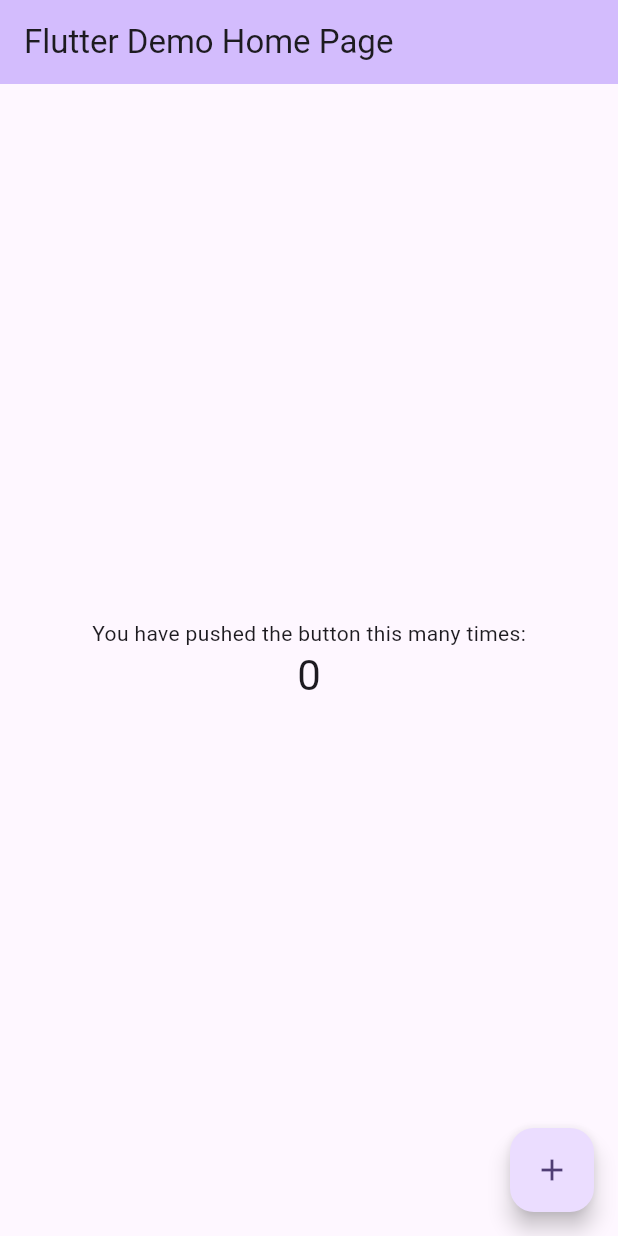
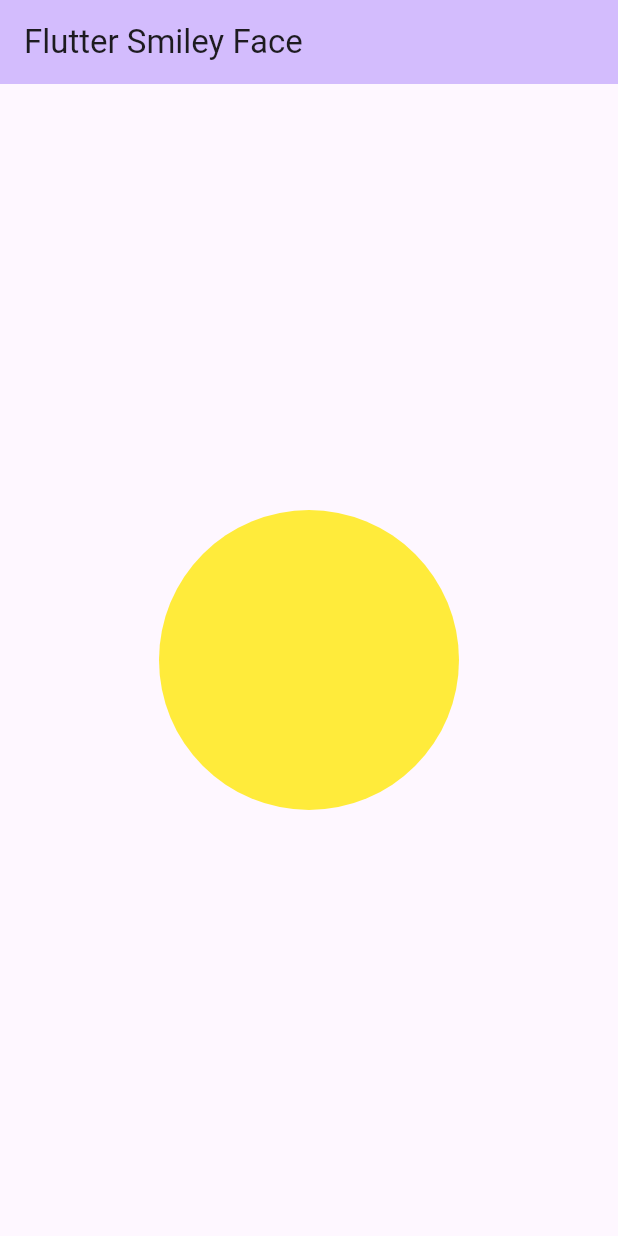
Before and after one commit to Lavanyathangaraj/mad_inclass_activity_4, a Flutter app: the screen it shows after launch, on a phone screen of 412 x 824 dp. Run offline on Flutter 3.47's test engine with Material 3 defaults, Android fonts, the phone set to English and light mode, and no system bars.

Commit message:
Created yellow circle

```diff
--- a/lib/main.dart
+++ b/lib/main.dart
@@ -7,116 +7,42 @@
 class MyApp extends StatelessWidget {
   const MyApp({super.key});
 
-  // This widget is the root of your application.
   @override
   Widget build(BuildContext context) {
     return MaterialApp(
-      title: 'Flutter Demo',
+      title: 'Flutter Smiley Face',
       theme: ThemeData(
-        // This is the theme of your application.
-        //
-        // TRY THIS: Try running your application with "flutter run". You'll see
-        // the application has a purple toolbar. Then, without quitting the app,
-        // try changing the seedColor in the colorScheme below to Colors.green
-        // and then invoke "hot reload" (save your changes or press the "hot
-        // reload" button in a Flutter-supported IDE, or press "r" if you used
-        // the command line to start the app).
-        //
-        // Notice that the counter didn't reset back to zero; the application
-        // state is not lost during the reload. To reset the state, use hot
-        // restart instead.
-        //
-        // This works for code too, not just values: Most code changes can be
-        // tested with just a hot reload.
         colorScheme: ColorScheme.fromSeed(seedColor: Colors.deepPurple),
       ),
-      home: const MyHomePage(title: 'Flutter Demo Home Page'),
+      home: const MyHomePage(title: 'Flutter Smiley Face'),
     );
   }
 }
 
-class MyHomePage extends StatefulWidget {
+class MyHomePage extends StatelessWidget {
   const MyHomePage({super.key, required this.title});
-
-  // This widget is the home page of your application. It is stateful, meaning
-  // that it has a State object (defined below) that contains fields that affect
-  // how it looks.
-
-  // This class is the configuration for the state. It holds the values (in this
-  // case the title) provided by the parent (in this case the App widget) and
-  // used by the build method of the State. Fields in a Widget subclass are
-  // always marked "final".
 
   final String title;
 
   @override
-  State<MyHomePage> createState() => _MyHomePageState();
-}
-
-class _MyHomePageState extends State<MyHomePage> {
-  int _counter = 0;
-
-  void _incrementCounter() {
-    setState(() {
-      // This call to setState tells the Flutter framework that something has
-      // changed in this State, which causes it to rerun the build method below
-      // so that the display can reflect the updated values. If we changed
-      // _counter without calling setState(), then the build method would not be
-      // called again, and so nothing would appear to happen.
-      _counter++;
-    });
-  }
-
-  @override
   Widget build(BuildContext context) {
-    // This method is rerun every time setState is called, for instance as done
-    // by the _incrementCounter method above.
-    //
-    // The Flutter framework has been optimized to make rerunning build methods
-    // fast, so that you can just rebuild anything that needs updating rather
-    // than having to individually change instances of widgets.
     return Scaffold(
       appBar: AppBar(
-        // TRY THIS: Try changing the color here to a specific color (to
-        // Colors.amber, perhaps?) and trigger a hot reload to see the AppBar
-        // change color while the other colors stay the same.
         backgroundColor: Theme.of(context).colorScheme.inversePrimary,
-        // Here we take the value from the MyHomePage object that was created by
-        // the App.build method, and use it to set our appbar title.
-        title: Text(widget.title),
+        title: Text(title),
       ),
-      body: Center(
-        // Center is a layout widget. It takes a single child and positions it
-        // in the middle of the parent.
-        child: Column(
-          // Column is also a layout widget. It takes a list of children and
-          // arranges them vertically. By default, it sizes itself to fit its
-          // children horizontally, and tries to be as tall as its parent.
-          //
-          // Column has various properties to control how it sizes itself and
-          // how it positions its children. Here we use mainAxisAlignment to
-          // center the children vertically; the main axis here is the vertical
-          // axis because Columns are vertical (the cross axis would be
-          // horizontal).
-          //
-          // TRY THIS: Invoke "debug painting" (choose the "Toggle Debug Paint"
-          // action in the IDE, or press "p" in the console), to see the
-          // wireframe for each widget.
-          mainAxisAlignment: MainAxisAlignment.center,
-          children: <Widget>[
-            const Text('You have pushed the button this many times:'),
-            Text(
-              '$_counter',
-              style: Theme.of(context).textTheme.headlineMedium,
+      body: const Center(
+        child: SizedBox(
+          width: 200,
+          height: 200,
+          child: DecoratedBox(
+            decoration: BoxDecoration(
+              color: Colors.yellow,
+              shape: BoxShape.circle,
             ),
-          ],
+          ),
         ),
       ),
-      floatingActionButton: FloatingActionButton(
-        onPressed: _incrementCounter,
-        tooltip: 'Increment',
-        child: const Icon(Icons.add),
-      ), // This trailing comma makes auto-formatting nicer for build methods.
     );
   }
 }
```
